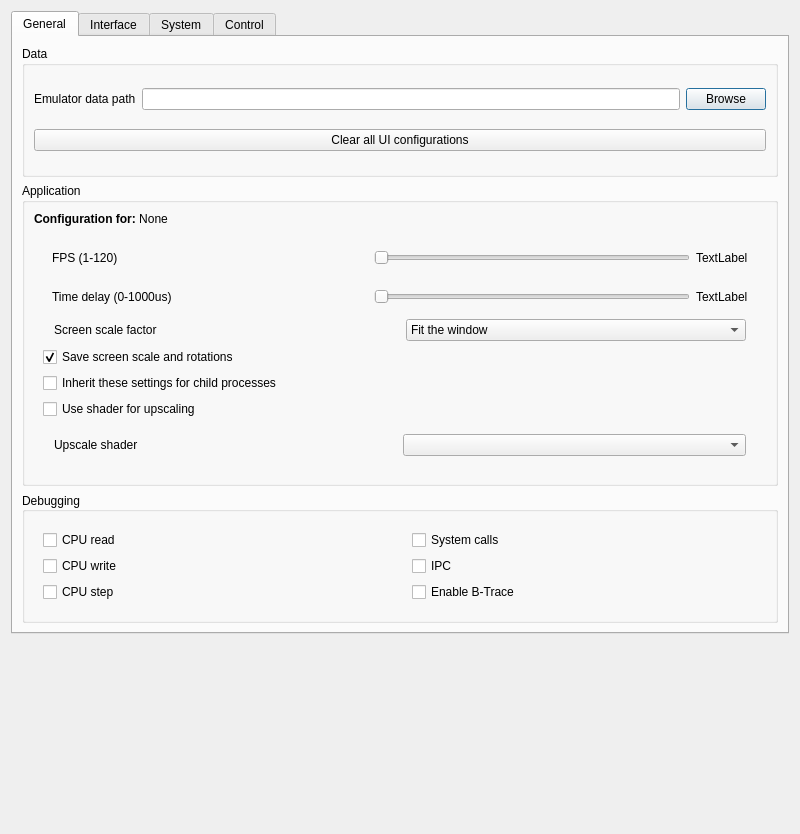
Before: the Qt Designer form src/emu/qt/src/settings_dialog.ui in EKA2L1/EKA2L1, drawn with Qt 5.
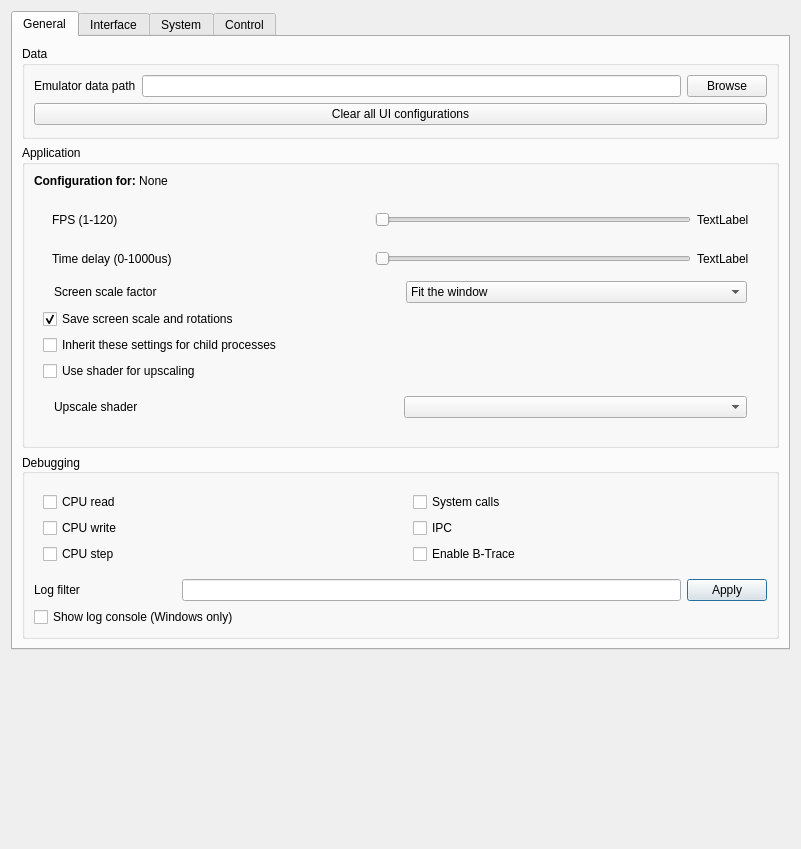
After: the same form once the commit is applied.

Commit message:
common/log: Add log filtering and on/off console runtime
From citra. License noted accordingly

The edit to the form file:
```diff
--- a/src/emu/qt/src/settings_dialog.ui
+++ b/src/emu/qt/src/settings_dialog.ui
@@ -6,8 +6,8 @@
    <rect>
     <x>0</x>
     <y>0</y>
-    <width>800</width>
-    <height>834</height>
+    <width>801</width>
+    <height>849</height>
    </rect>
   </property>
   <property name="sizePolicy">
@@ -290,8 +290,10 @@
          <property name="alignment">
           <set>Qt::AlignLeading|Qt::AlignLeft|Qt::AlignVCenter</set>
          </property>
-         <layout class="QHBoxLayout" name="horizontalLayout">
-          <item alignment="Qt::AlignTop">
+         <layout class="QVBoxLayout" name="verticalLayout_28">
+          <item>
+           <layout class="QHBoxLayout" name="horizontalLayout_8">
+            <item>
            <widget class="QWidget" name="debugging_opts_c1_2" native="true">
             <layout class="QVBoxLayout" name="debugging_opts_c1">
              <item>
@@ -349,6 +351,49 @@
               </widget>
              </item>
             </layout>
+             </widget>
+            </item>
+           </layout>
+          </item>
+          <item>
+           <layout class="QHBoxLayout" name="horizontalLayout_9" stretch="2,7,1">
+            <item>
+             <widget class="QLabel" name="log_filter_text_label">
+              <property name="sizePolicy">
+               <sizepolicy hsizetype="Minimum" vsizetype="Preferred">
+                <horstretch>0</horstretch>
+                <verstretch>0</verstretch>
+               </sizepolicy>
+              </property>
+              <property name="text">
+               <string>Log filter</string>
+              </property>
+             </widget>
+            </item>
+            <item>
+             <widget class="QLineEdit" name="log_filter_edit">
+              <property name="sizePolicy">
+               <sizepolicy hsizetype="Expanding" vsizetype="Fixed">
+                <horstretch>0</horstretch>
+                <verstretch>0</verstretch>
+               </sizepolicy>
+              </property>
+             </widget>
+            </item>
+            <item>
+             <widget class="QPushButton" name="log_filter_apply_btn">
+              <property name="text">
+               <string>Apply</string>
+              </property>
+             </widget>
+            </item>
+           </layout>
+          </item>
+          <item>
+           <widget class="QCheckBox" name="show_cmd_checkbox">
+            <property name="text">
+             <string>Show log console (Windows only)</string>
+            </property>
            </widget>
           </item>
          </layout>
```
Lines whose indentation alone changed are shown as unchanged. The commit also changes 14 other files.
